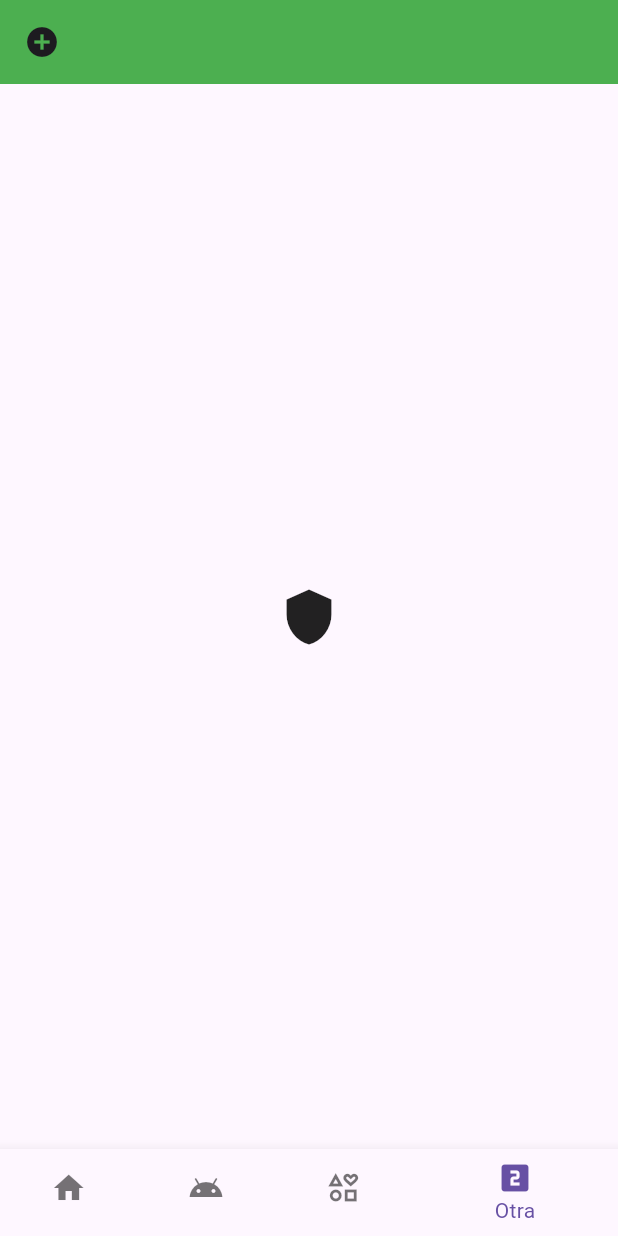
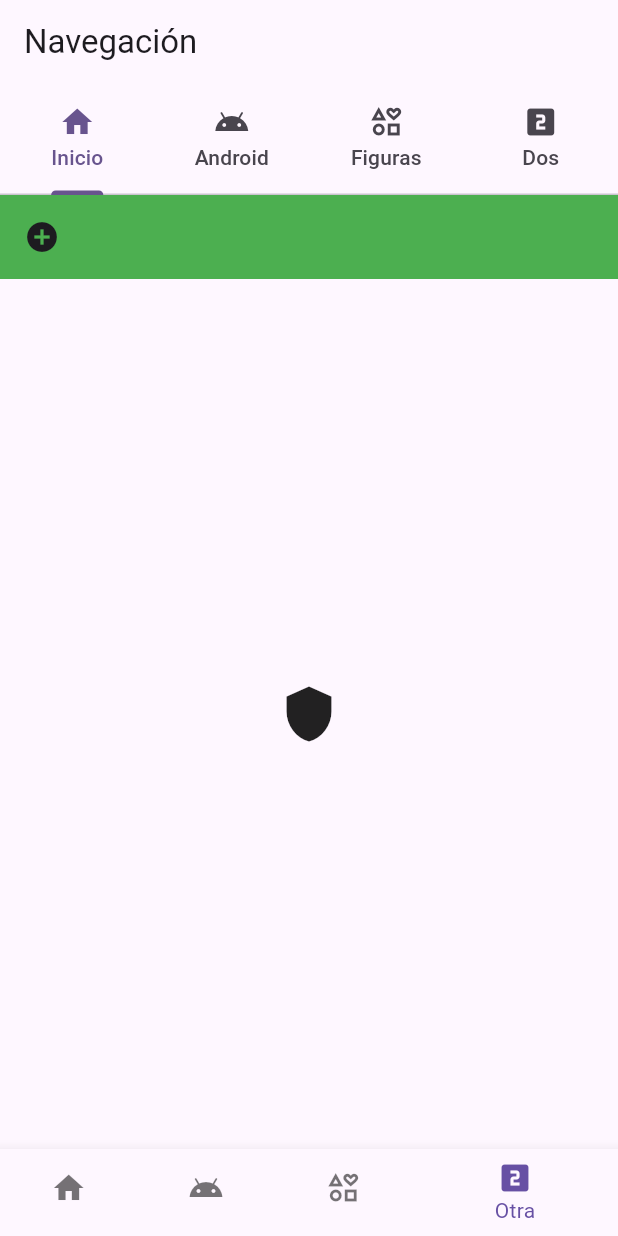
Before and after one commit to j2deme/Flutter-Repos, a Flutter app: the screen it shows after launch, item 4 of the bottom bar chosen, on a phone screen of 412 x 824 dp. Run offline on Flutter 3.47's test engine with Material 3 defaults, Android fonts, the light colour scheme and no system bars; our stand-ins replace community_material_icon.

Commit message:
Implementa uso de TabBar

```diff
--- a/navigation_v/lib/main.dart
+++ b/navigation_v/lib/main.dart
@@ -37,6 +37,13 @@ class _MyAppState extends State<MyApp> {
     const BottomNavigationBarItem(icon: Icon(Icons.looks_two), label: "Otra")
   ];
 
+  var tabs2 = <Tab>[
+    const Tab(icon: Icon(Icons.home), text: "Inicio"),
+    const Tab(icon: Icon(Icons.android), text: "Android"),
+    const Tab(icon: Icon(Icons.interests_outlined), text: "Figuras"),
+    const Tab(icon: Icon(Icons.looks_two), text: "Dos")
+  ];
+
   @override
   Widget build(BuildContext context) {
     return MaterialApp(
@@ -45,8 +52,23 @@ class _MyAppState extends State<MyApp> {
         colorScheme: ColorScheme.fromSeed(seedColor: Colors.deepPurple),
         useMaterial3: true,
       ),
-      home: Scaffold(
-        body: pages[tabActiva],
+      home: DefaultTabController(
+        length: tabs2.length,
+        child: Scaffold(
+          appBar: AppBar(
+            title: const Text("Navegación"),
+            bottom: TabBar(
+              tabs: tabs2,
+              onTap: (index) {
+                setState(() {
+                  tabActiva = index;
+                });
+              },
+            ),
+          ),
+          body: TabBarView(
+            children: [pages[tabActiva]],
+          ), //pages[tabActiva],
           bottomNavigationBar: BottomNavigationBar(
             items: tabs,
             currentIndex: tabActiva,
@@ -58,6 +80,7 @@ class _MyAppState extends State<MyApp> {
             },
             selectedItemColor: Theme.of(context).primaryColor,
             unselectedItemColor: Colors.black54,
+          ),
         ),
       ),
       routes: {
```
Lines whose indentation alone changed are shown as unchanged.
